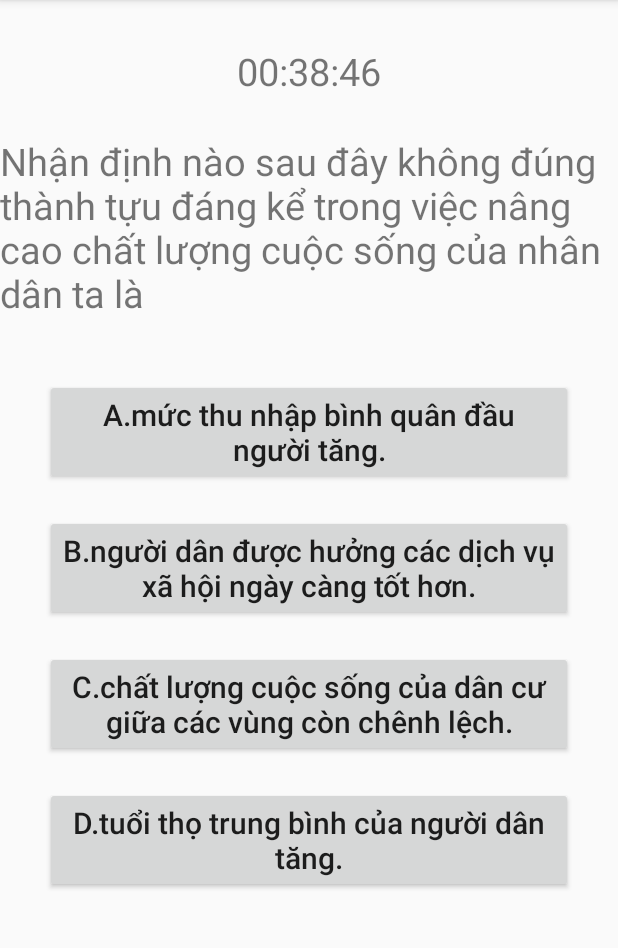
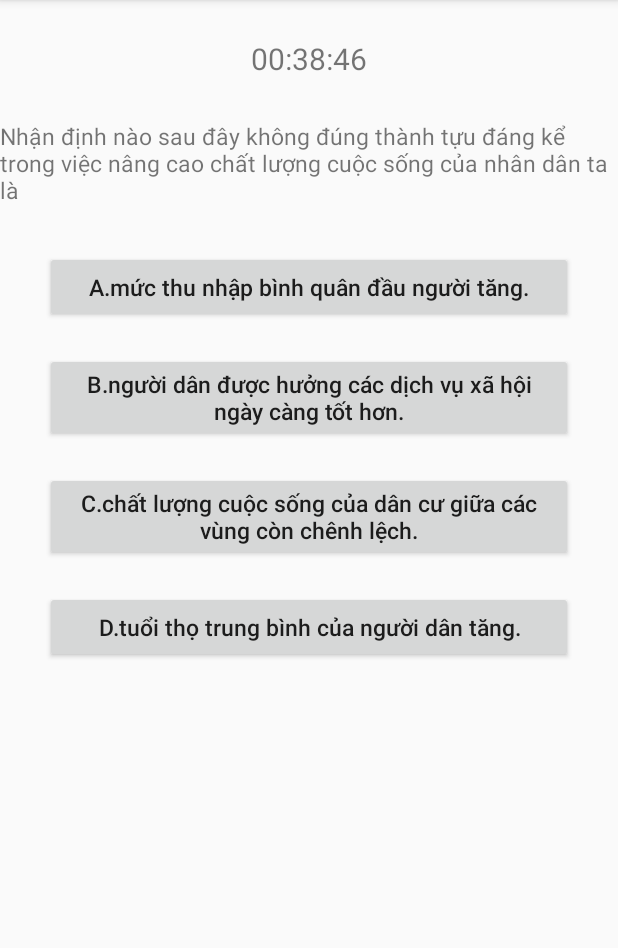
Before and after one commit to LapTrinhLTK/OnThi, an Android app: the BL_On_Luyen screen opened directly, with no data from a screen before it, on a phone screen of 412 x 824 dp, the part 84-1032 px from its top. Run offline under Robolectric (Android 15) with nearby library versions, the phone set to English and light mode, and no system bars; our stand-ins replace Firebase (no records; nobody signed in at launch, a user with empty details on screens opened directly).

Commit message:
Happy Night

```diff
--- a/app/src/main/res/layout/activity_b_l__on__luyen.xml
+++ b/app/src/main/res/layout/activity_b_l__on__luyen.xml
@@ -9,11 +9,11 @@
         android:layout_width="wrap_content"
         android:layout_height="wrap_content"
         android:layout_centerHorizontal="true"
-        android:layout_marginTop="90dp"
+        android:layout_marginTop="80dp"
         android:text="Nhận định nào sau đây không đúng thành tựu đáng kể trong việc nâng cao chất lượng cuộc sống của nhân dân ta là"
         android:textAllCaps="false"
 
-        android:textSize="25sp"
+        android:textSize="15sp"
         />
 
     <Button
@@ -21,10 +21,10 @@
         android:layout_height="wrap_content"
         android:layout_width="match_parent"
         android:text="A.mức thu nhập bình quân đầu người tăng."
-        android:textSize="20sp"
+        android:textSize="15sp"
         android:layout_below="@id/cauhoi"
         android:layout_centerHorizontal="true"
-        android:layout_marginTop="40dp"
+        android:layout_marginTop="30dp"
         android:layout_marginRight="60dp"
         android:textAllCaps="false"
         />
@@ -34,7 +34,7 @@
         android:layout_height="wrap_content"
         android:layout_width="match_parent"
         android:text="B.người dân được hưởng các dịch vụ xã hội ngày càng tốt hơn."
-        android:textSize="20sp"
+        android:textSize="15sp"
         android:layout_below="@id/btnA"
         android:layout_centerHorizontal="true"
         android:layout_marginTop="20dp"
@@ -47,7 +47,7 @@
         android:layout_height="wrap_content"
         android:layout_width="match_parent"
         android:text="C.chất lượng cuộc sống của dân cư giữa các vùng còn chênh lệch."
-        android:textSize="20sp"
+        android:textSize="15sp"
         android:layout_below="@id/btnB"
         android:layout_centerHorizontal="true"
         android:layout_marginTop="20dp"
@@ -60,7 +60,7 @@
         android:layout_height="wrap_content"
         android:layout_width="match_parent"
         android:text="D.tuổi thọ trung bình của người dân tăng."
-        android:textSize="20sp"
+        android:textSize="15sp"
         android:layout_below="@id/btnC"
         android:layout_centerHorizontal="true"
         android:layout_marginTop="20dp"
@@ -73,11 +73,11 @@
         android:layout_width="wrap_content"
         android:layout_height="wrap_content"
         android:layout_centerHorizontal="true"
-        android:layout_marginTop="30dp"
+        android:layout_marginTop="25dp"
         android:text="00:38:46"
         android:textAllCaps="false"
 
-        android:textSize="25sp"
+        android:textSize="20sp"
         />
 
 
```
